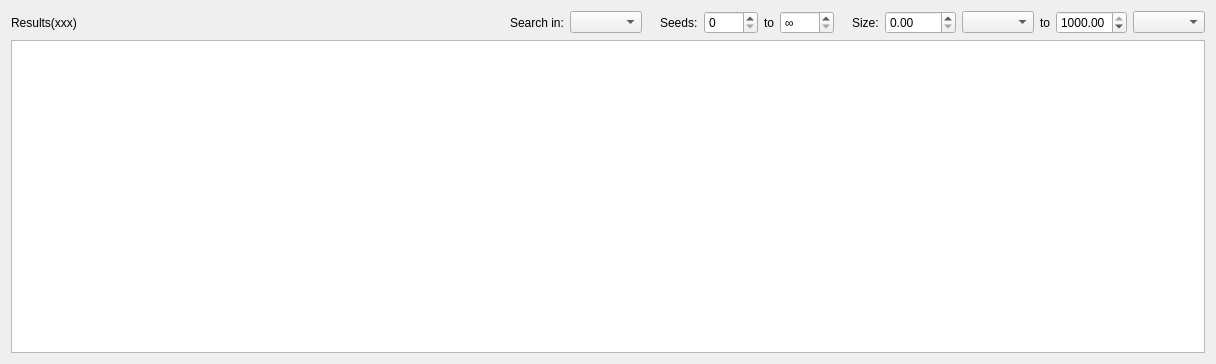
Above: src/gui/search/searchjobwidget.ui from qbittorrent/qBittorrent before the change. Below: the same form after it.
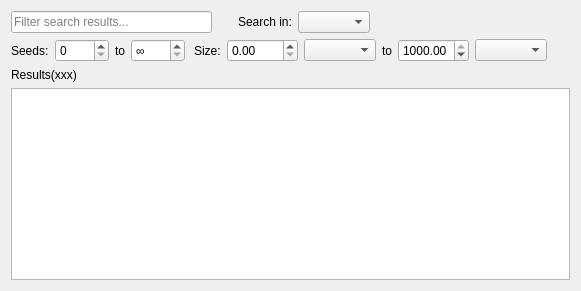
That is the form after the change. Custom widgets are drawn as their Qt base class.

Commit message:
Split search result filter settings into few rows
fixes #9826

Diff of the .ui file:
```diff
--- a/src/gui/search/searchjobwidget.ui
+++ b/src/gui/search/searchjobwidget.ui
@@ -6,8 +6,8 @@
    <rect>
     <x>0</x>
     <y>0</y>
-    <width>1216</width>
-    <height>364</height>
+    <width>581</width>
+    <height>291</height>
    </rect>
   </property>
   <property name="windowTitle">
@@ -17,9 +17,12 @@
    <item>
     <layout class="QHBoxLayout" name="horizontalLayout">
      <item>
-      <widget class="QLabel" name="resultsLbl">
-       <property name="text">
-        <string>Results(xxx)</string>
+      <widget class="LineEdit" name="lineEditSearchResultsFilter">
+       <property name="placeholderText">
+        <string>Filter search results...</string>
+       </property>
+       <property name="clearButtonEnabled">
+        <bool>true</bool>
        </property>
       </widget>
      </item>
@@ -28,9 +31,12 @@
        <property name="orientation">
         <enum>Qt::Horizontal</enum>
        </property>
+       <property name="sizeType">
+        <enum>QSizePolicy::Preferred</enum>
+       </property>
        <property name="sizeHint" stdset="0">
         <size>
-         <width>40</width>
+         <width>20</width>
          <height>20</height>
         </size>
        </property>
@@ -61,17 +67,18 @@
        <property name="orientation">
         <enum>Qt::Horizontal</enum>
        </property>
-       <property name="sizeType">
-        <enum>QSizePolicy::Minimum</enum>
-       </property>
        <property name="sizeHint" stdset="0">
         <size>
-         <width>12</width>
+         <width>40</width>
          <height>20</height>
         </size>
        </property>
       </spacer>
      </item>
+    </layout>
+   </item>
+   <item>
+    <layout class="QHBoxLayout" name="horizontalLayout_2">
      <item>
       <widget class="QLabel" name="label">
        <property name="sizePolicy">
@@ -145,11 +152,11 @@
         <enum>Qt::Horizontal</enum>
        </property>
        <property name="sizeType">
-        <enum>QSizePolicy::Minimum</enum>
+        <enum>QSizePolicy::Preferred</enum>
        </property>
        <property name="sizeHint" stdset="0">
         <size>
-         <width>12</width>
+         <width>20</width>
          <height>20</height>
         </size>
        </property>
@@ -172,8 +179,6 @@
       </widget>
      </item>
      <item>
-      <layout class="QHBoxLayout" name="horizontalLayout_3">
-       <item>
         <widget class="QDoubleSpinBox" name="minSize">
          <property name="toolTip">
           <string>&lt;html&gt;&lt;head/&gt;&lt;body&gt;&lt;p&gt;Minimal torrent size&lt;/p&gt;&lt;/body&gt;&lt;/html&gt;</string>
@@ -196,8 +201,6 @@
          </property>
         </widget>
        </item>
-      </layout>
-     </item>
      <item>
       <widget class="QLabel" name="label_2">
        <property name="text">
@@ -206,8 +209,6 @@
       </widget>
      </item>
      <item>
-      <layout class="QHBoxLayout" name="horizontalLayout_4">
-       <item>
         <widget class="QDoubleSpinBox" name="maxSize">
          <property name="toolTip">
           <string>&lt;html&gt;&lt;head/&gt;&lt;body&gt;&lt;p&gt;Maximal torrent size&lt;/p&gt;&lt;/body&gt;&lt;/html&gt;</string>
@@ -236,15 +237,40 @@
          </property>
         </widget>
        </item>
-      </layout>
+     <item>
+      <spacer name="horizontalSpacer_4">
+       <property name="orientation">
+        <enum>Qt::Horizontal</enum>
+       </property>
+       <property name="sizeHint" stdset="0">
+        <size>
+         <width>40</width>
+         <height>20</height>
+        </size>
+       </property>
+      </spacer>
      </item>
     </layout>
    </item>
+   <item>
+    <widget class="QLabel" name="resultsLbl">
+     <property name="text">
+      <string>Results(xxx)</string>
+     </property>
+    </widget>
+   </item>
    <item>
     <widget class="QTreeView" name="resultsBrowser"/>
    </item>
   </layout>
  </widget>
+ <customwidgets>
+  <customwidget>
+   <class>LineEdit</class>
+   <extends>QLineEdit</extends>
+   <header>gui/lineedit.h</header>
+  </customwidget>
+ </customwidgets>
  <resources/>
  <connections/>
 </ui>
```
Left out of the diff: 3 changed lines with no effect on the pictures. Lines whose indentation alone changed are shown as unchanged. The commit also changes 1 other file.
